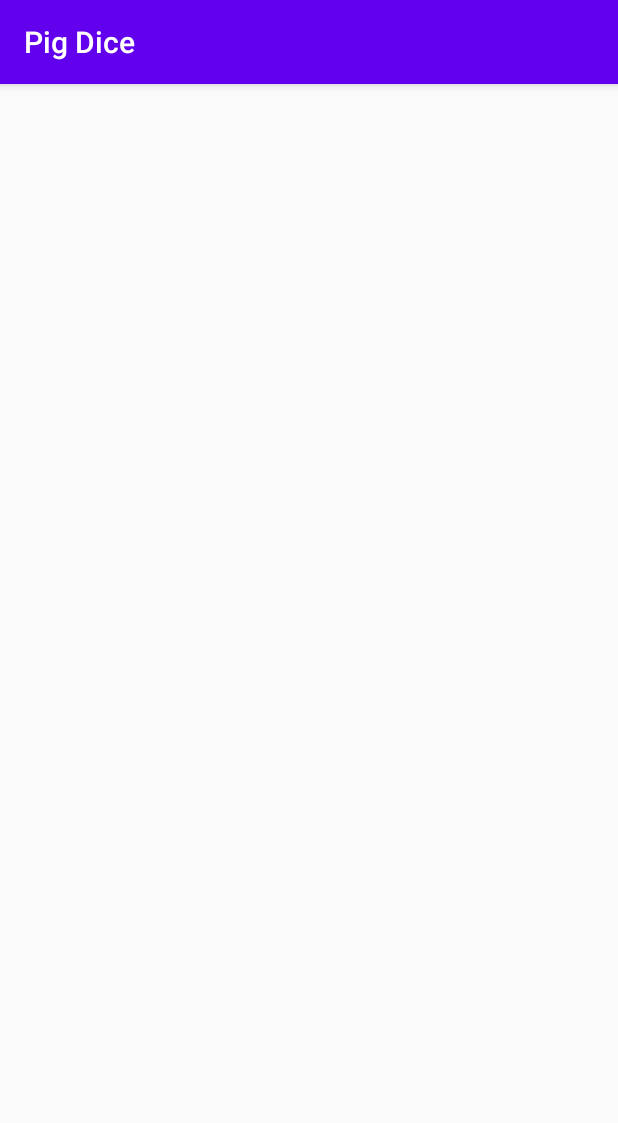
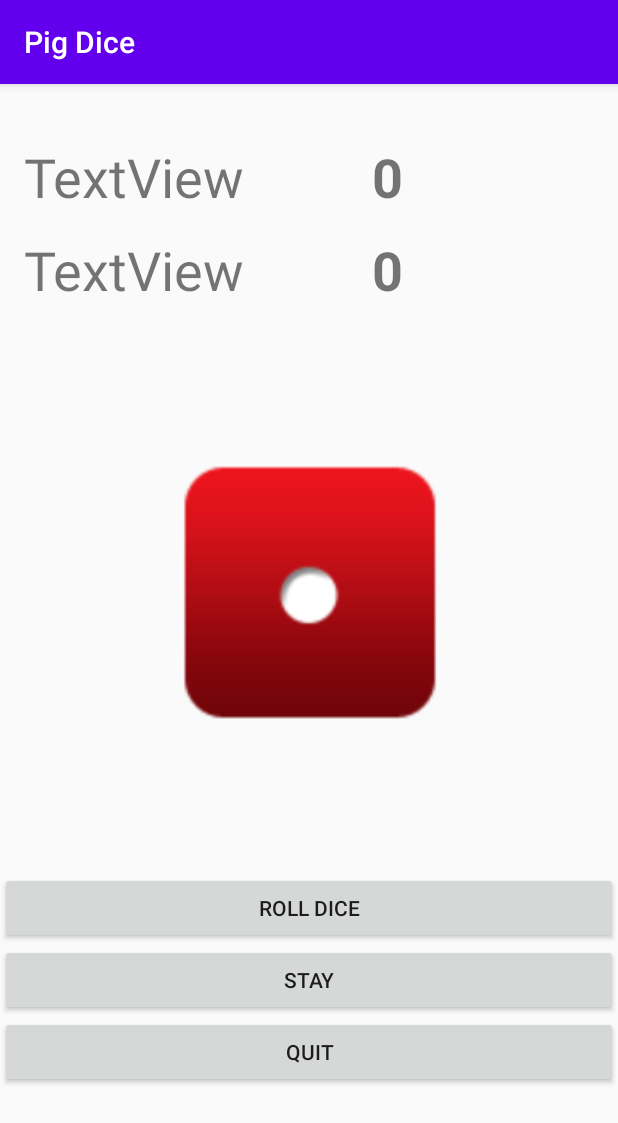
Before and after one commit to tlasalle5027/PigDiceAndroid, an Android app: the GameActivity screen opened directly, with no data from a screen before it, on a phone screen of 412 x 824 dp. Shown: the top 1123 px of the screen. Run offline under Robolectric (Android 15) with nearby library versions, the light colour scheme and no system bars.

Commit message:
Added Dice Images Designed Layout for Game Screen

```diff
--- a/app/src/main/res/layout/activity_game.xml
+++ b/app/src/main/res/layout/activity_game.xml
@@ -4,4 +4,101 @@
     xmlns:tools="http://schemas.android.com/tools"
     android:layout_width="match_parent"
     android:layout_height="match_parent"
-    tools:context=".Activities.GameActivity"/>
+    tools:context=".Activities.GameActivity">
+
+    <TextView
+        android:id="@+id/playerName"
+        android:layout_width="wrap_content"
+        android:layout_height="wrap_content"
+        android:layout_marginStart="16dp"
+        android:layout_marginLeft="16dp"
+        android:layout_marginTop="37dp"
+        android:text="TextView"
+        android:textSize="36sp"
+        app:layout_constraintStart_toStartOf="parent"
+        app:layout_constraintTop_toTopOf="parent" />
+
+    <TextView
+        android:id="@+id/compName"
+        android:layout_width="wrap_content"
+        android:layout_height="wrap_content"
+        android:layout_marginStart="16dp"
+        android:layout_marginLeft="16dp"
+        android:layout_marginTop="13dp"
+        android:text="TextView"
+        android:textSize="36sp"
+        app:layout_constraintStart_toStartOf="parent"
+        app:layout_constraintTop_toBottomOf="@+id/playerName" />
+
+    <TextView
+        android:id="@+id/playerScore"
+        android:layout_width="wrap_content"
+        android:layout_height="wrap_content"
+        android:layout_marginTop="37dp"
+        android:layout_marginEnd="143dp"
+        android:layout_marginRight="143dp"
+        android:text="0"
+        android:textSize="36sp"
+        android:textStyle="bold"
+        app:layout_constraintEnd_toEndOf="parent"
+        app:layout_constraintTop_toTopOf="parent" />
+
+    <TextView
+        android:id="@+id/compScore"
+        android:layout_width="wrap_content"
+        android:layout_height="wrap_content"
+        android:layout_marginTop="13dp"
+        android:layout_marginEnd="143dp"
+        android:layout_marginRight="143dp"
+        android:text="0"
+        android:textSize="36sp"
+        android:textStyle="bold"
+        app:layout_constraintEnd_toEndOf="parent"
+        app:layout_constraintTop_toBottomOf="@+id/playerScore" />
+
+    <ImageView
+        android:id="@+id/diceImage"
+        android:layout_width="173dp"
+        android:layout_height="170dp"
+        android:layout_marginStart="120dp"
+        android:layout_marginLeft="120dp"
+        android:layout_marginTop="87dp"
+        android:layout_marginEnd="119dp"
+        android:layout_marginRight="119dp"
+        android:layout_marginBottom="326dp"
+        app:layout_constraintBottom_toBottomOf="parent"
+        app:layout_constraintEnd_toEndOf="parent"
+        app:layout_constraintStart_toStartOf="parent"
+        app:layout_constraintTop_toBottomOf="@+id/compName"
+        app:srcCompat="@drawable/die_1" />
+
+    <LinearLayout
+        android:layout_width="412dp"
+        android:layout_height="159dp"
+        android:layout_marginTop="57dp"
+        android:layout_marginBottom="40dp"
+        android:orientation="vertical"
+        app:layout_constraintBottom_toBottomOf="parent"
+        app:layout_constraintEnd_toEndOf="parent"
+        app:layout_constraintStart_toStartOf="parent"
+        app:layout_constraintTop_toBottomOf="@+id/diceImage">
+
+        <Button
+            android:id="@+id/rollButton"
+            android:layout_width="match_parent"
+            android:layout_height="wrap_content"
+            android:text="@string/roll" />
+
+        <Button
+            android:id="@+id/stayButton"
+            android:layout_width="match_parent"
+            android:layout_height="wrap_content"
+            android:text="@string/stay" />
+
+        <Button
+            android:id="@+id/quitButton"
+            android:layout_width="match_parent"
+            android:layout_height="wrap_content"
+            android:text="@string/quit" />
+    </LinearLayout>
+</androidx.constraintlayout.widget.ConstraintLayout>
--- a/app/src/main/res/values/strings.xml
+++ b/app/src/main/res/values/strings.xml
@@ -11,4 +11,8 @@
     <string name="set_name">Set</string>
     <string name="opt_save">Save</string>
     <string name="opt_clear">Clear</string>
+    <string name="roll">Roll Dice</string>
+    <string name="stay">Stay</string>
+    <string name="skip">Skip</string>
+    <string name="quit">Quit</string>
 </resources>
```
Also changed, not shown: app/src/main/res/drawable-v24/die_1.png (added), app/src/main/res/drawable-v24/die_2.png (added), app/src/main/res/drawable-v24/die_3.png (added), app/src/main/res/drawable-v24/die_4.png (added), app/src/main/res/drawable-v24/die_5.png (added), app/src/main/res/drawable-v24/die_6.png (added).
